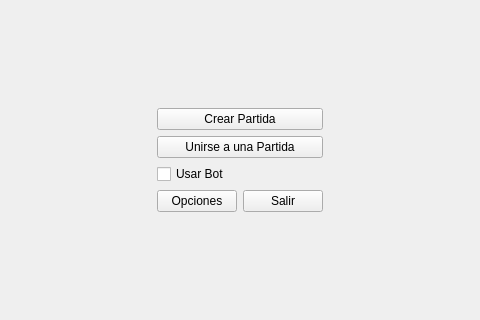
First picture: the form in src/client/QT_views/views/menuwindow.ui, repository facundotorraca/micromachines, before the edit; both pictures show x 160 to 640 and y 129 to 449 of the 800 by 600 pixel window.
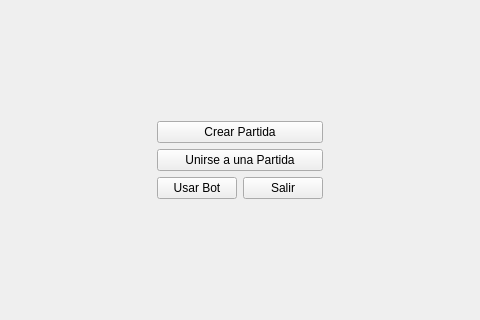
Second picture: the form after the edit.

Commit message: Change checkbox bot to button

Diff of the .ui file:
```diff
--- a/src/client/QT_views/views/menuwindow.ui
+++ b/src/client/QT_views/views/menuwindow.ui
@@ -61,22 +61,15 @@
             </property>
            </widget>
           </item>
-          <item>
-           <widget class="QCheckBox" name="botBox">
-            <property name="layoutDirection">
-             <enum>Qt::LeftToRight</enum>
-            </property>
-            <property name="text">
-             <string>Usar Bot</string>
-            </property>
-           </widget>
-          </item>
           <item>
            <layout class="QHBoxLayout" name="horizontalLayout_3">
             <item>
              <widget class="QPushButton" name="optionsBtn">
               <property name="text">
-               <string>Opciones</string>
+               <string>Usar Bot</string>
+              </property>
+              <property name="checkable">
+               <bool>true</bool>
               </property>
              </widget>
             </item>
```
Left out of the diff: 2 changed lines with no effect on the pictures. The commit also changes 2 other files.
